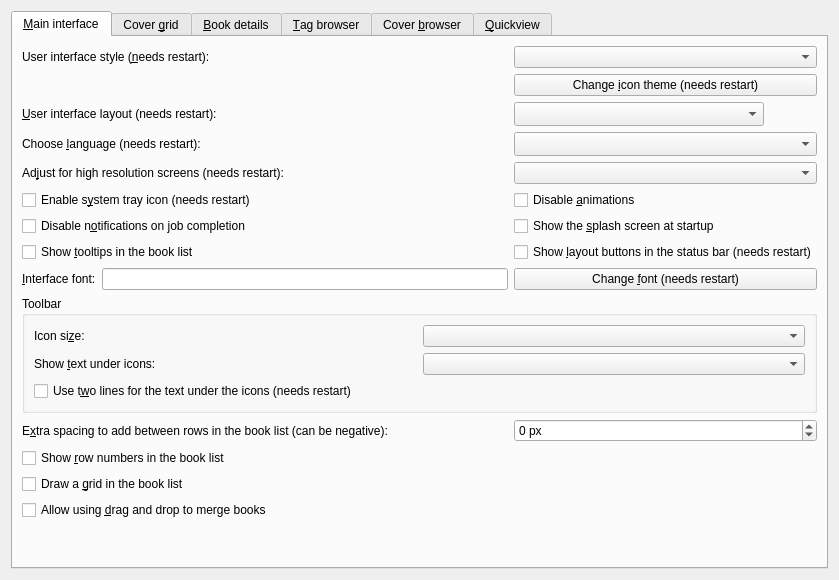
Above: src/calibre/gui2/preferences/look_feel.ui from kovidgoyal/calibre before the change. Below: the same form after it.
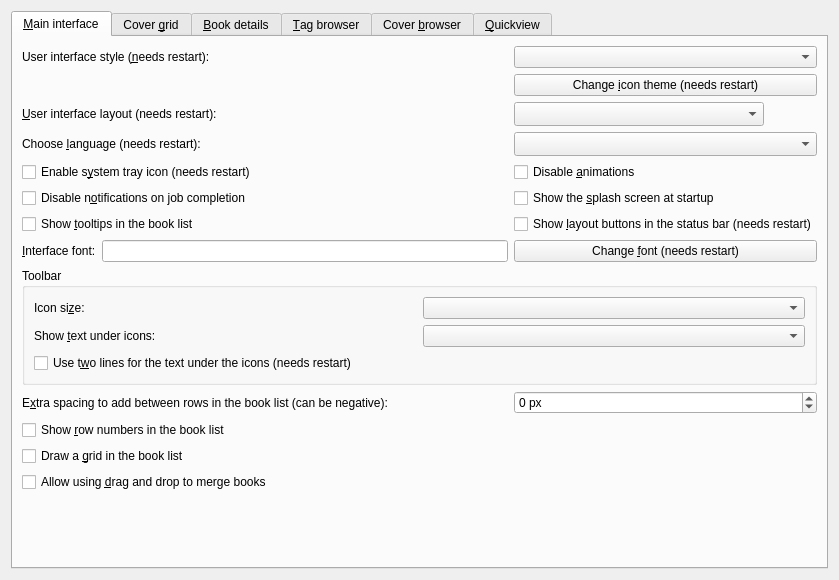
That is the form after the change. Icons and pictures are not drawn. Custom widgets are drawn as their Qt base class.

Commit message: Remove the HiDPI setting as it is no longer really tuneable in Qt 6

```diff
--- a/src/calibre/gui2/preferences/look_feel.ui
+++ b/src/calibre/gui2/preferences/look_feel.ui
@@ -28,7 +28,61 @@
        <string>&amp;Main interface</string>
       </attribute>
       <layout class="QGridLayout" name="gridLayout_9">
-       <item row="5" column="1">
+       <item row="5" column="0">
+        <widget class="QCheckBox" name="opt_disable_tray_notification">
+         <property name="toolTip">
+          <string>Disable popup notifications when calibre completes jobs such a conversion, sending to device etc. The notifications are sent via the operating system notification facility, if available. Note that on Windows, you have to enable the system tray icon for notifications to work.</string>
+         </property>
+         <property name="text">
+          <string>Disable n&amp;otifications on job completion</string>
+         </property>
+        </widget>
+       </item>
+       <item row="1" column="0">
+        <widget class="QLabel" name="icon_theme">
+         <property name="text">
+          <string/>
+         </property>
+        </widget>
+       </item>
+       <item row="7" column="0">
+        <layout class="QHBoxLayout" name="horizontalLayout">
+         <item>
+          <widget class="QLabel" name="label_2">
+           <property name="text">
+            <string>&amp;Interface font:</string>
+           </property>
+           <property name="buddy">
+            <cstring>font_display</cstring>
+           </property>
+          </widget>
+         </item>
+         <item>
+          <widget class="QLineEdit" name="font_display">
+           <property name="readOnly">
+            <bool>true</bool>
+           </property>
+          </widget>
+         </item>
+        </layout>
+       </item>
+       <item row="2" column="1">
+        <widget class="QComboBox" name="opt_gui_layout">
+         <property name="maximumSize">
+          <size>
+           <width>250</width>
+           <height>16777215</height>
+          </size>
+         </property>
+         <property name="sizeAdjustPolicy">
+          <enum>QComboBox::AdjustToMinimumContentsLengthWithIcon</enum>
+         </property>
+         <property name="minimumContentsLength">
+          <number>20</number>
+         </property>
+        </widget>
+       </item>
+       <item row="4" column="1">
         <widget class="QCheckBox" name="opt_disable_animations">
          <property name="toolTip">
           <string>Disable all animations. Useful if you have a slow/old computer.</string>
@@ -38,6 +92,29 @@
          </property>
         </widget>
        </item>
+       <item row="3" column="1">
+        <widget class="QComboBox" name="opt_language">
+         <property name="sizeAdjustPolicy">
+          <enum>QComboBox::AdjustToMinimumContentsLengthWithIcon</enum>
+         </property>
+         <property name="minimumContentsLength">
+          <number>20</number>
+         </property>
+        </widget>
+       </item>
+       <item row="13" column="0">
+        <spacer name="verticalSpacer_3">
+         <property name="orientation">
+          <enum>Qt::Vertical</enum>
+         </property>
+         <property name="sizeHint" stdset="0">
+          <size>
+           <width>20</width>
+           <height>40</height>
+          </size>
+         </property>
+        </spacer>
+       </item>
        <item row="0" column="0">
         <widget class="QLabel" name="label_widget_style">
          <property name="text">
@@ -48,6 +125,41 @@
          </property>
         </widget>
        </item>
+       <item row="1" column="1">
+        <widget class="QPushButton" name="icon_theme_button">
+         <property name="text">
+          <string>Change &amp;icon theme (needs restart)</string>
+         </property>
+        </widget>
+       </item>
+       <item row="12" column="0">
+        <widget class="QCheckBox" name="opt_dnd_merge">
+         <property name="text">
+          <string>Allow using &amp;drag and drop to merge books</string>
+         </property>
+        </widget>
+       </item>
+       <item row="5" column="1">
+        <widget class="QCheckBox" name="opt_show_splash_screen">
+         <property name="text">
+          <string>Show the &amp;splash screen at startup</string>
+         </property>
+        </widget>
+       </item>
+       <item row="10" column="0">
+        <widget class="QCheckBox" name="opt_row_numbers_in_book_list">
+         <property name="text">
+          <string>Show &amp;row numbers in the book list</string>
+         </property>
+        </widget>
+       </item>
+       <item row="11" column="0" colspan="2">
+        <widget class="QCheckBox" name="opt_booklist_grid">
+         <property name="text">
+          <string>Draw a &amp;grid in the book list</string>
+         </property>
+        </widget>
+       </item>
        <item row="2" column="0">
         <widget class="QLabel" name="label_17">
          <property name="text">
@@ -58,17 +170,24 @@
          </property>
         </widget>
        </item>
-       <item row="10" column="0">
-        <widget class="QLabel" name="label_4">
+       <item row="3" column="0">
+        <widget class="QLabel" name="label_7">
          <property name="text">
-          <string>E&amp;xtra spacing to add between rows in the book list (can be negative):</string>
+          <string>Choose &amp;language (needs restart):</string>
          </property>
          <property name="buddy">
-          <cstring>opt_book_list_extra_row_spacing</cstring>
+          <cstring>opt_language</cstring>
          </property>
         </widget>
        </item>
-       <item row="10" column="1">
+       <item row="4" column="0">
+        <widget class="QCheckBox" name="opt_systray_icon">
+         <property name="text">
+          <string>Enable s&amp;ystem tray icon (needs restart)</string>
+         </property>
+        </widget>
+       </item>
+       <item row="9" column="1">
         <widget class="QSpinBox" name="opt_book_list_extra_row_spacing">
          <property name="suffix">
           <string> px</string>
@@ -78,7 +197,7 @@
          </property>
         </widget>
        </item>
-       <item row="9" column="0" colspan="2">
+       <item row="8" column="0" colspan="2">
         <widget class="QGroupBox" name="groupBox_2">
          <property name="title">
           <string>Toolbar</string>
@@ -120,181 +239,37 @@
          </layout>
         </widget>
        </item>
-       <item row="0" column="1">
-        <widget class="QComboBox" name="opt_ui_style"/>
+       <item row="9" column="0">
+        <widget class="QLabel" name="label_4">
+         <property name="text">
+          <string>E&amp;xtra spacing to add between rows in the book list (can be negative):</string>
+         </property>
+         <property name="buddy">
+          <cstring>opt_book_list_extra_row_spacing</cstring>
+         </property>
+        </widget>
        </item>
-       <item row="8" column="1">
+       <item row="7" column="1">
         <widget class="QPushButton" name="change_font_button">
          <property name="text">
           <string>Change &amp;font (needs restart)</string>
          </property>
         </widget>
        </item>
-       <item row="2" column="1">
-        <widget class="QComboBox" name="opt_gui_layout">
-         <property name="maximumSize">
-          <size>
-           <width>250</width>
-           <height>16777215</height>
-          </size>
-         </property>
-         <property name="sizeAdjustPolicy">
-          <enum>QComboBox::AdjustToMinimumContentsLengthWithIcon</enum>
-         </property>
-         <property name="minimumContentsLength">
-          <number>20</number>
-         </property>
-        </widget>
+       <item row="0" column="1">
+        <widget class="QComboBox" name="opt_ui_style"/>
        </item>
-       <item row="7" column="0">
-        <widget class="QCheckBox" name="opt_book_list_tooltips">
-         <property name="text">
-          <string>Show &amp;tooltips in the book list</string>
-         </property>
-        </widget>
-       </item>
-       <item row="7" column="1">
+       <item row="6" column="1">
         <widget class="QCheckBox" name="opt_show_layout_buttons">
          <property name="text">
           <string>Show &amp;layout buttons in the status bar (needs restart)</string>
          </property>
         </widget>
        </item>
-       <item row="14" column="0">
-        <spacer name="verticalSpacer_3">
-         <property name="orientation">
-          <enum>Qt::Vertical</enum>
-         </property>
-         <property name="sizeHint" stdset="0">
-          <size>
-           <width>20</width>
-           <height>40</height>
-          </size>
-         </property>
-        </spacer>
-       </item>
-       <item row="5" column="0">
-        <widget class="QCheckBox" name="opt_systray_icon">
-         <property name="text">
-          <string>Enable s&amp;ystem tray icon (needs restart)</string>
-         </property>
-        </widget>
-       </item>
-       <item row="3" column="0">
-        <widget class="QLabel" name="label_7">
-         <property name="text">
-          <string>Choose &amp;language (needs restart):</string>
-         </property>
-         <property name="buddy">
-          <cstring>opt_language</cstring>
-         </property>
-        </widget>
-       </item>
-       <item row="8" column="0">
-        <layout class="QHBoxLayout" name="horizontalLayout">
-         <item>
-          <widget class="QLabel" name="label_2">
-           <property name="text">
-            <string>&amp;Interface font:</string>
-           </property>
-           <property name="buddy">
-            <cstring>font_display</cstring>
-           </property>
-          </widget>
-         </item>
-         <item>
-          <widget class="QLineEdit" name="font_display">
-           <property name="readOnly">
-            <bool>true</bool>
-           </property>
-          </widget>
-         </item>
-        </layout>
-       </item>
-       <item row="1" column="0">
-        <widget class="QLabel" name="icon_theme">
-         <property name="text">
-          <string/>
-         </property>
-        </widget>
-       </item>
        <item row="6" column="0">
-        <widget class="QCheckBox" name="opt_disable_tray_notification">
-         <property name="toolTip">
-          <string>Disable popup notifications when calibre completes jobs such a conversion, sending to device etc. The notifications are sent via the operating system notification facility, if available. Note that on Windows, you have to enable the system tray icon for notifications to work.</string>
-         </property>
+        <widget class="QCheckBox" name="opt_book_list_tooltips">
          <property name="text">
-          <string>Disable n&amp;otifications on job completion</string>
-         </property>
-        </widget>
-       </item>
-       <item row="3" column="1">
-        <widget class="QComboBox" name="opt_language">
-         <property name="sizeAdjustPolicy">
-          <enum>QComboBox::AdjustToMinimumContentsLengthWithIcon</enum>
-         </property>
-         <property name="minimumContentsLength">
-          <number>20</number>
-         </property>
-        </widget>
-       </item>
-       <item row="6" column="1">
-        <widget class="QCheckBox" name="opt_show_splash_screen">
-         <property name="text">
-          <string>Show the &amp;splash screen at startup</string>
-         </property>
-        </widget>
-       </item>
-       <item row="1" column="1">
-        <widget class="QPushButton" name="icon_theme_button">
-         <property name="text">
-          <string>Change &amp;icon theme (needs restart)</string>
-         </property>
-        </widget>
-       </item>
-       <item row="11" column="0">
-        <widget class="QCheckBox" name="opt_row_numbers_in_book_list">
-         <property name="text">
-          <string>Show &amp;row numbers in the book list</string>
-         </property>
-        </widget>
-       </item>
-       <item row="4" column="0">
-        <widget class="QLabel" name="label_hidpi">
-         <property name="text">
-          <string>Ad&amp;just for high resolution screens (needs restart):</string>
-         </property>
-         <property name="buddy">
-          <cstring>opt_hidpi</cstring>
-         </property>
-        </widget>
-       </item>
-       <item row="4" column="1">
-        <widget class="QComboBox" name="opt_hidpi">
-         <property name="toolTip">
-          <string>&lt;p&gt;Whether to automatically adjust the calibre user interface for high resolution (high DPI) monitors. There are three possible values:&lt;/p&gt;
-
-&lt;ul&gt;
-&lt;li&gt;&lt;b&gt;Automatic&lt;/b&gt;: Adjust the user interface if a high resolution monitor is detected. Will respect Qt environment variables controlling high DPI behavior. So if you use the environment variable QT_AUTO_SCREEN_SCALE_FACTOR then it will be used instead of this setting.&lt;/li&gt;
-
-&lt;li&gt;&lt;b&gt;On&lt;/b&gt;: Same as &quot;Automatic&quot;, but ignores Qt environment variables controlling high DPI behavior.&lt;/li&gt;
-
-&lt;li&gt;&lt;b&gt;Off&lt;/b&gt;: Do not adjust the user interface, regardless of Qt environment variables.&lt;/li&gt;
-&lt;/ul&gt;</string>
-         </property>
-        </widget>
-       </item>
-       <item row="13" column="0">
-        <widget class="QCheckBox" name="opt_dnd_merge">
-         <property name="text">
-          <string>Allow using &amp;drag and drop to merge books</string>
-         </property>
-        </widget>
-       </item>
-       <item row="12" column="0" colspan="2">
-        <widget class="QCheckBox" name="opt_booklist_grid">
-         <property name="text">
-          <string>Draw a &amp;grid in the book list</string>
+          <string>Show &amp;tooltips in the book list</string>
          </property>
         </widget>
        </item>
```
The commit also changes 2 other files.
